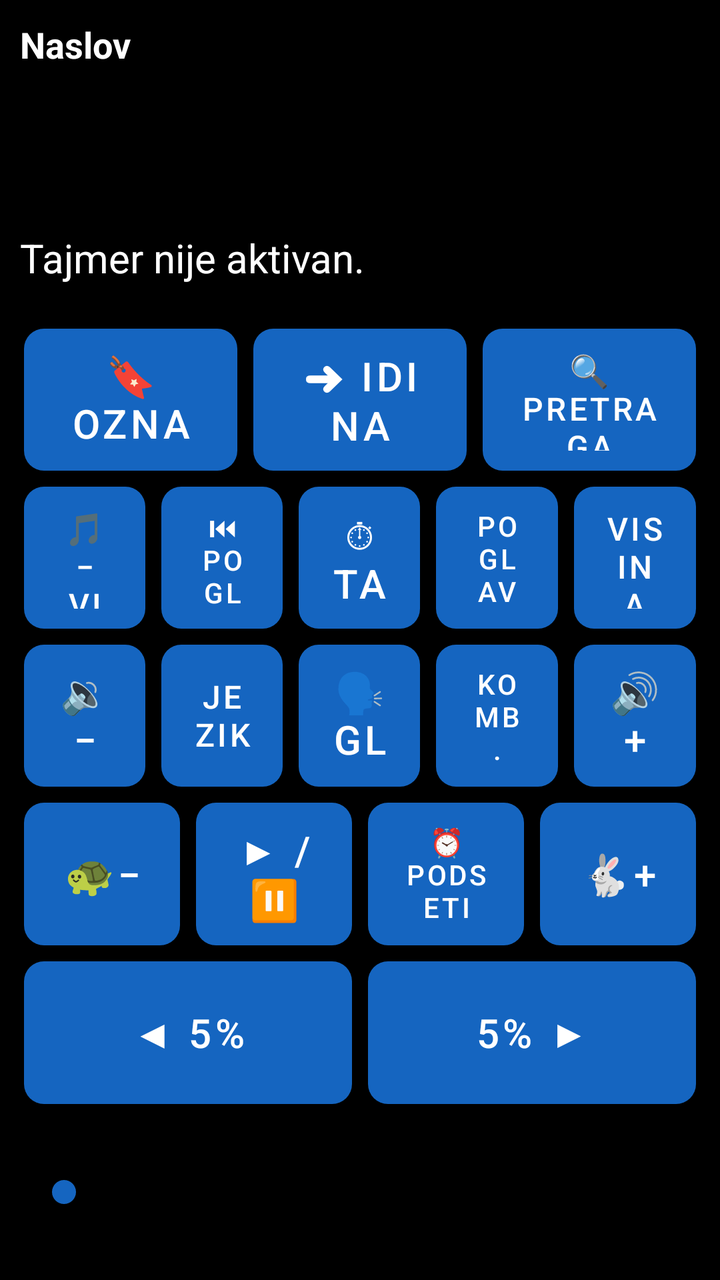
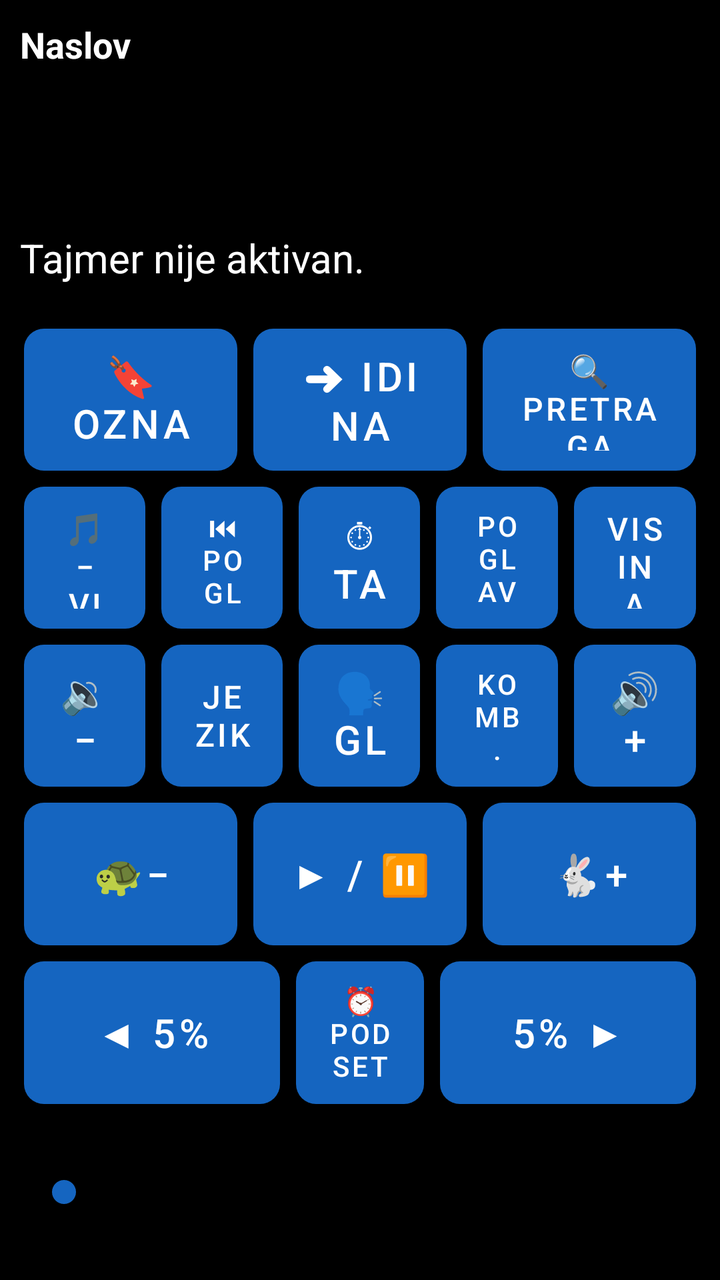

Before-and-after screenshots of an Android layout around one commit, followed by the original layout XML and the change that was made.
<!-- AndroidManifest.xml: application theme Theme.RecPoRec -->
<!-- res/layout/activity_reader.xml -->
<?xml version="1.0" encoding="utf-8"?>
<LinearLayout xmlns:android="http://schemas.android.com/apk/res/android"
    android:layout_width="match_parent"
    android:layout_height="match_parent"
    android:orientation="vertical"
    android:fitsSystemWindows="true"
    android:background="@color/background">

    
    <LinearLayout
        android:layout_width="match_parent"
        android:layout_height="wrap_content"
        android:orientation="vertical"
        android:padding="10dp">

        <TextView
            android:id="@+id/textDocTitle"
            android:layout_width="match_parent"
            android:layout_height="wrap_content"
            android:textSize="18sp"
            android:textStyle="bold"
            android:textColor="@color/text_primary"
            android:maxLines="1"
            android:ellipsize="end"
            android:text="Naslov" />

        <TextView
            android:id="@+id/textPages"
            android:layout_width="match_parent"
            android:layout_height="wrap_content"
            android:textSize="20sp"
            android:textColor="@color/text_primary"
            android:accessibilityLiveRegion="polite" />

        <TextView
            android:id="@+id/textElapsed"
            android:layout_width="match_parent"
            android:layout_height="wrap_content"
            android:textSize="20sp"
            android:textColor="@color/text_primary" />

        <TextView
            android:id="@+id/textRemaining"
            android:layout_width="match_parent"
            android:layout_height="wrap_content"
            android:textSize="20sp"
            android:textColor="@color/text_primary" />

        <TextView
            android:id="@+id/textTimerStatus"
            android:layout_width="match_parent"
            android:layout_height="wrap_content"
            android:textSize="20sp"
            android:textColor="@color/text_primary"
            android:text="Tajmer nije aktivan." />
    </LinearLayout>

    
    <LinearLayout
        android:layout_width="match_parent"
        android:layout_height="0dp"
        android:layout_weight="1"
        android:orientation="vertical"
        android:padding="8dp">

        
        <LinearLayout
            android:layout_width="match_parent"
            android:layout_height="0dp"
            android:layout_weight="1"
            android:orientation="horizontal">

            <Button android:id="@+id/btnBookmarks" style="@style/KeyButton"
                android:backgroundTint="@color/btn_goto_page"
                android:contentDescription="Oznake - dodaj, ukloni ili ukloni sve oznake u ovom dokumentu"
                android:text="🔖 Oznake" />

            <Button android:id="@+id/btnGoTo" style="@style/KeyButton"
                android:backgroundTint="@color/btn_goto_page"
                android:contentDescription="Idi na stranicu, minut ili oznaku"
                android:text="➜ Idi na" />

            <Button android:id="@+id/btnSearchText" style="@style/KeyButton"
                android:backgroundTint="@color/btn_goto_page"
                android:contentDescription="Pretraži tekst dokumenta"
                android:textSize="16sp"
                android:text="🔍 Pretraga" />
        </LinearLayout>

        
        <LinearLayout
            android:layout_width="match_parent"
            android:layout_height="0dp"
            android:layout_weight="1"
            android:orientation="horizontal">

            <Button android:id="@+id/btnPitchDown" style="@style/KeyButton"
                android:backgroundTint="@color/btn_pitch"
                android:contentDescription="Smanji visinu glasa"
                android:textSize="16sp"
                android:text="🎵− Visina" />

            <Button android:id="@+id/btnPrevChapter" style="@style/KeyButton"
                android:backgroundTint="@color/btn_chapter"
                android:contentDescription="@string/btn_prev_chapter"
                android:textSize="14sp"
                android:text="⏮ Poglavlje" />

            <Button android:id="@+id/btnTimer" style="@style/KeyButton"
                android:backgroundTint="@color/btn_timer"
                android:contentDescription="@string/btn_timer"
                android:text="⏱ Tajmer" />

            <Button android:id="@+id/btnNextChapter" style="@style/KeyButton"
                android:backgroundTint="@color/btn_chapter"
                android:contentDescription="@string/btn_next_chapter"
                android:textSize="14sp"
                android:text="Poglavlje ⏭" />

            <Button android:id="@+id/btnPitchUp" style="@style/KeyButton"
                android:backgroundTint="@color/btn_pitch"
                android:contentDescription="Povećaj visinu glasa"
                android:textSize="16sp"
                android:text="Visina 🎵+" />
        </LinearLayout>

        
        <LinearLayout
            android:layout_width="match_parent"
            android:layout_height="0dp"
            android:layout_weight="1"
            android:orientation="horizontal">

            <Button android:id="@+id/btnVolDown" style="@style/KeyButton"
                android:backgroundTint="@color/btn_volume"
                android:contentDescription="@string/btn_vol_down"
                android:text="🔉−" />

            <Button android:id="@+id/btnDocLanguage" style="@style/KeyButton"
                android:backgroundTint="@color/btn_goto_page"
                android:contentDescription="Jezik za ovaj dokument"
                android:textSize="16sp"
                android:text="Jezik" />

            <Button android:id="@+id/btnVoice" style="@style/KeyButton"
                android:backgroundTint="@color/btn_voice"
                android:contentDescription="@string/btn_voice"
                android:text="🗣 Glas" />

            <Button android:id="@+id/btnCombinedVoices" style="@style/KeyButton"
                android:backgroundTint="@color/btn_timer"
                android:contentDescription="Kombinovani glasovi za ovaj dokument"
                android:textSize="14sp"
                android:text="Komb. glasovi" />

            <Button android:id="@+id/btnVolUp" style="@style/KeyButton"
                android:backgroundTint="@color/btn_volume"
                android:contentDescription="@string/btn_vol_up"
                android:text="🔊+" />
        </LinearLayout>

        
        <LinearLayout
            android:layout_width="match_parent"
            android:layout_height="0dp"
            android:layout_weight="1"
            android:orientation="horizontal">

            <Button android:id="@+id/btnSpeedDown" style="@style/KeyButton"
                android:backgroundTint="@color/btn_speed"
                android:contentDescription="@string/btn_speed_down"
                android:text="🐢−" />

            <Button android:id="@+id/btnPlayPause" style="@style/KeyButton"
                android:backgroundTint="@color/btn_play"
                android:contentDescription="@string/btn_play_pause"
                android:text="▶ / ⏸" />

            <Button android:id="@+id/btnRemindMe" style="@style/KeyButton"
                android:backgroundTint="@color/btn_timer"
                android:contentDescription="Podseti me - vraća čitanje na ovo mesto posle izabranog broja minuta"
                android:textSize="14sp"
                android:text="⏰ Podseti" />

            <Button android:id="@+id/btnSpeedUp" style="@style/KeyButton"
                android:backgroundTint="@color/btn_speed"
                android:contentDescription="@string/btn_speed_up"
                android:text="🐇+" />
        </LinearLayout>

        
        <LinearLayout
            android:layout_width="match_parent"
            android:layout_height="0dp"
            android:layout_weight="1"
            android:orientation="horizontal">

            <Button android:id="@+id/btnStepBack" style="@style/KeyButton"
                android:layout_weight="2"
                android:backgroundTint="@color/btn_page_nav"
                android:contentDescription="@string/slider_back"
                android:text="◀ 5%" />

            <Button android:id="@+id/btnStepForward" style="@style/KeyButton"
                android:layout_weight="2"
                android:backgroundTint="@color/btn_page_nav"
                android:contentDescription="@string/slider_forward"
                android:text="5% ▶" />
        </LinearLayout>

    </LinearLayout>

    
    <SeekBar
        android:id="@+id/seekProgress"
        android:layout_width="match_parent"
        android:layout_height="56dp"
        android:layout_marginStart="16dp"
        android:layout_marginEnd="16dp"
        android:layout_marginTop="4dp"
        android:layout_marginBottom="16dp"
        android:contentDescription="@string/slider_position"
        android:max="100"
        android:progressTint="@color/btn_voice"
        android:thumbTint="@color/btn_voice" />

</LinearLayout>
<!-- resources referenced by this layout -->
<resources>
  <color name="background">#000000</color>
  <color name="btn_chapter">#2E7D32</color>
  <color name="btn_goto_page">#5D4037</color>
  <color name="btn_page_nav">#AD1457</color>
  <color name="btn_pitch">#283593</color>
  <color name="btn_play">#D84315</color>
  <color name="btn_speed">#00838F</color>
  <color name="btn_timer">#6A1B9A</color>
  <color name="btn_voice">#1565C0</color>
  <color name="btn_volume">#F9A825</color>
  <color name="text_primary">#FFFFFF</color>
  <string name="btn_next_chapter">Sledeće poglavlje</string>
  <string name="btn_play_pause">Pusti ili pauziraj čitanje</string>
  <string name="btn_prev_chapter">Prethodno poglavlje</string>
  <string name="btn_speed_down">Smanji brzinu čitanja</string>
  <string name="btn_speed_up">Povećaj brzinu čitanja</string>
  <string name="btn_timer">Tajmer za automatsku pauzu</string>
  <string name="btn_voice">Izbor glasa</string>
  <string name="btn_vol_down">Smanji jačinu zvuka</string>
  <string name="btn_vol_up">Pojačaj zvuk</string>
  <string name="slider_back">Pomeri pet posto unazad</string>
  <string name="slider_forward">Pomeri pet posto unapred</string>
  <string name="slider_position">Klizač za pomeranje kroz knjigu, pet posto po koraku</string>
  <style name="KeyButton">
          <item name="android:layout_width">0dp</item>
          <item name="android:layout_height">match_parent</item>
          <item name="android:layout_weight">1</item>
          <item name="android:layout_margin">4dp</item>
          <item name="android:textSize">20sp</item>
          <item name="android:textColor">@color/button_text</item>
          <item name="android:background">@drawable/key_button_shape</item>
          <item name="android:stateListAnimator">@null</item>
          <item name="android:elevation">0dp</item>
      </style>
  <style name="Theme.RecPoRec" parent="Theme.MaterialComponents.DayNight.NoActionBar">
          <item name="android:windowBackground">@color/background</item>
          <item name="android:textColorPrimary">@color/text_primary</item>
          <item name="colorPrimary">@color/btn_voice</item>
          <item name="colorOnPrimary">@color/button_text</item>
          <item name="alertDialogTheme">@style/RecPoRecAlertDialog</item>
          <item name="android:alertDialogTheme">@style/RecPoRecAlertDialog</item>
      </style>
  <color name="button_text">#FFFFFF</color>
  <!-- drawable key_button_shape (drawable) -->
  <?xml version="1.0" encoding="utf-8"?>
  <shape xmlns:android="http://schemas.android.com/apk/res/android"
      android:shape="rectangle">
      <corners android:radius="10dp" />
      <solid android:color="#FFFFFF" />
  </shape>
  <style name="RecPoRecAlertDialog" parent="Theme.AppCompat.DayNight.Dialog.Alert">
          <item name="android:windowBackground">@color/background</item>
          <item name="android:textColorPrimary">@color/text_primary</item>
          <item name="colorAccent">@color/btn_goto_page</item>
          <item name="android:textAppearanceMedium">@style/RecPoRecDialogText</item>
          <item name="android:textAppearanceListItem">@style/RecPoRecDialogText</item>
          <item name="android:textAppearanceListItemSmall">@style/RecPoRecDialogText</item>
          <item name="buttonBarPositiveButtonStyle">@style/RecPoRecDialogButton</item>
          <item name="buttonBarNegativeButtonStyle">@style/RecPoRecDialogButton</item>
          <item name="buttonBarNeutralButtonStyle">@style/RecPoRecDialogButton</item>
      </style>
  <style name="RecPoRecDialogText" parent="TextAppearance.AppCompat.Medium">
          <item name="android:textSize">20sp</item>
          <item name="android:textColor">@color/text_primary</item>
      </style>
  <style name="RecPoRecDialogButton" parent="Widget.AppCompat.Button.ButtonBar.AlertDialog">
          <item name="android:textSize">18sp</item>
          <item name="android:textColor">@color/btn_goto_page</item>
          <item name="android:textStyle">bold</item>
      </style>
</resources>

<!-- the commit's change to res/layout/activity_reader.xml (unified diff, before → after) -->
@@ -176,12 +176,6 @@
                 android:contentDescription="@string/btn_play_pause"
                 android:text="▶ / ⏸" />
 
-            <Button android:id="@+id/btnRemindMe" style="@style/KeyButton"
-                android:backgroundTint="@color/btn_timer"
-                android:contentDescription="Podseti me - vraća čitanje na ovo mesto posle izabranog broja minuta"
-                android:textSize="14sp"
-                android:text="⏰ Podseti" />
-
             <Button android:id="@+id/btnSpeedUp" style="@style/KeyButton"
                 android:backgroundTint="@color/btn_speed"
                 android:contentDescription="@string/btn_speed_up"
@@ -200,6 +194,12 @@
                 android:backgroundTint="@color/btn_page_nav"
                 android:contentDescription="@string/slider_back"
                 android:text="◀ 5%" />
+
+            <Button android:id="@+id/btnRemindMe" style="@style/KeyButton"
+                android:backgroundTint="@color/btn_timer"
+                android:contentDescription="Podseti me - vraća čitanje na ovo mesto posle izabranog broja minuta"
+                android:textSize="14sp"
+                android:text="⏰ Podseti" />
 
             <Button android:id="@+id/btnStepForward" style="@style/KeyButton"
                 android:layout_weight="2"
